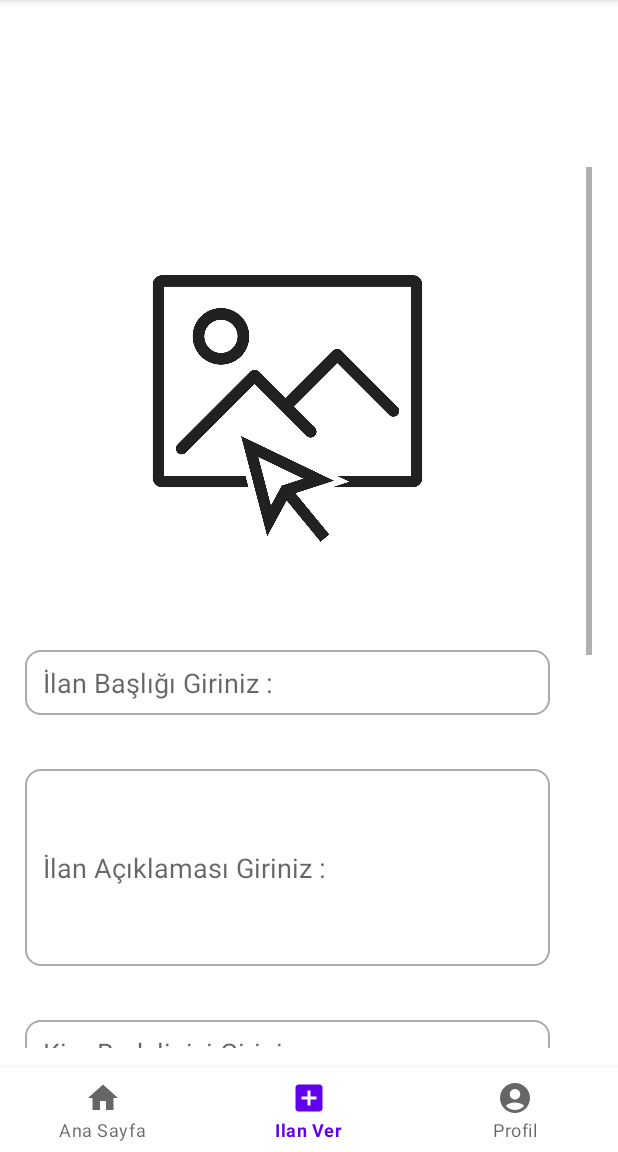
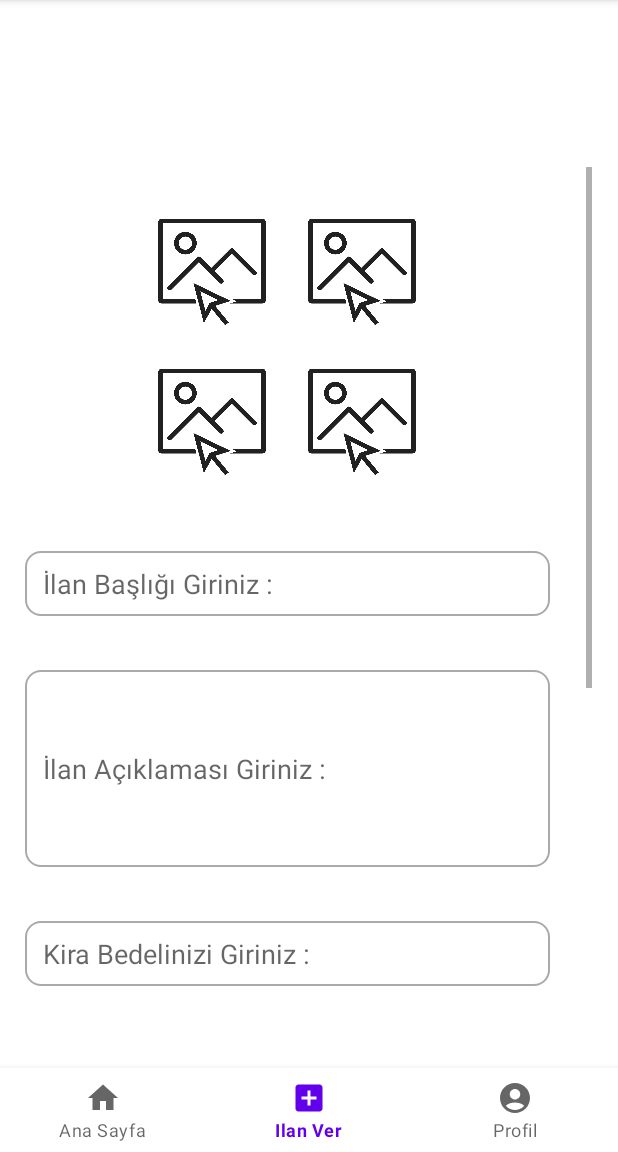
Before and after one commit to yusufaltunoymak/E-Kira, an Android app: the AddFragment screen opened through its navigation route, on a phone screen of 412 x 824 dp, the part 84-1236 px from its top. Run offline under Robolectric (Android 15) with nearby library versions, the phone set to English and light mode, and no system bars; our stand-ins replace Firebase (no records; nobody signed in at launch, a user with empty details on screens opened directly), Picasso, navigation-ui; network calls fail; pictures from the network do not load.

Commit message:
grid eklendi

```diff
--- a/app/src/main/java/com/example/splash/AddFragment.kt
+++ b/app/src/main/java/com/example/splash/AddFragment.kt
@@ -309,24 +309,39 @@ class AddFragment : Fragment() {
             if (result.resultCode == AppCompatActivity.RESULT_OK) {
                 val intentFromResult = result.data
                 if (intentFromResult != null) {
-                    selectedPicture = intentFromResult.data
+                    val clipData = intentFromResult.clipData
+                    if (clipData != null) {
+                        // Multiple images selected
+
+                        val count = clipData.itemCount
+                        val selectedPictures = mutableListOf<Uri>()
+                        for (i in 0 until count) {
+                            selectedPictures.add(clipData.getItemAt(i).uri)
+                        }
+                        // Handle selected pictures here
+                    } else {
+                        // Single image selected
+                        val selectedPicture = intentFromResult.data
                         try {
                             if (Build.VERSION.SDK_INT >= 28) {
                                 val source = ImageDecoder.createSource(
                                     requireActivity().contentResolver,
                                     selectedPicture!!
                                 )
-                            selectedBitmap = ImageDecoder.decodeBitmap(source)
+                                val selectedBitmap = ImageDecoder.decodeBitmap(source)
                                 binding.selectImage.setImageBitmap(selectedBitmap)
+
                             } else {
-                            selectedBitmap = MediaStore.Images.Media.getBitmap(
+                                val selectedBitmap = MediaStore.Images.Media.getBitmap(
                                     requireActivity().contentResolver,
                                     selectedPicture
                                 )
                                 binding.selectImage.setImageBitmap(selectedBitmap)
                             }
+                            // Handle selected picture here
                         } catch (e: IOException) {
                             e.printStackTrace()
+                        }
                     }
                 }
             }
@@ -336,7 +351,9 @@ class AddFragment : Fragment() {
         ) { result ->
             if (result) {
                 //permission granted
-                val intentToGallery = Intent(Intent.ACTION_PICK, MediaStore.Images.Media.EXTERNAL_CONTENT_URI)
+                val intentToGallery = Intent(Intent.ACTION_GET_CONTENT)
+                intentToGallery.type = "image/*"
+                intentToGallery.putExtra(Intent.EXTRA_ALLOW_MULTIPLE, true)
 
                 activityResultLauncher.launch(intentToGallery)
             } else {
--- a/app/src/main/res/layout/fragment_add.xml
+++ b/app/src/main/res/layout/fragment_add.xml
@@ -24,19 +24,66 @@
             android:orientation="vertical">
 
 
+            <GridLayout
+
+                android:layout_width="wrap_content"
+                android:layout_height="wrap_content"
+                android:layout_gravity="center"
+                android:layout_marginTop="20dp">
+
                 <ImageView
                     android:id="@+id/selectImage"
-                android:layout_width="350dp"
-                android:layout_height="250dp"
-                android:layout_marginStart="1dp"
-                android:layout_marginTop="36dp"
-                android:layout_marginEnd="1dp"
+                    android:layout_width="100dp"
+                    android:layout_height="100dp"
+                    android:src="@drawable/select"
+                    app:layout_constraintEnd_toEndOf="parent"
+                    app:layout_constraintHorizontal_bias="0.0"
+                    app:layout_constraintStart_toStartOf="parent"
+                    app:layout_constraintTop_toTopOf="parent"
+                    android:layout_row = "0"
+                    android:layout_column = "0"/>
+                <ImageView
+                    android:id="@+id/selectImage3"
+                    android:layout_width="100dp"
+                    android:layout_height="100dp"
+
+                    android:src="@drawable/select"
+                    app:layout_constraintEnd_toEndOf="parent"
+                    app:layout_constraintHorizontal_bias="0.0"
+                    app:layout_constraintStart_toStartOf="parent"
+                    app:layout_constraintTop_toTopOf="parent"
+                    android:layout_row = "0"
+                    android:layout_column = "1"
+                    />
+                <ImageView
+                    android:id="@+id/selectImage4"
+                    android:layout_width="100dp"
+                    android:layout_height="100dp"
+
+                    android:src="@drawable/select"
+                    app:layout_constraintEnd_toEndOf="parent"
+                    app:layout_constraintHorizontal_bias="0.0"
+                    app:layout_constraintStart_toStartOf="parent"
+                    app:layout_constraintTop_toTopOf="parent"
+                    android:layout_row = "1"
+                    android:layout_column = "0"
+                    />
+
+                <ImageView
+                    android:id="@+id/selectImage5"
+                    android:layout_width="100dp"
+                    android:layout_height="100dp"
+
+                    android:layout_row="1"
+                    android:layout_column="1"
                     android:src="@drawable/select"
                     app:layout_constraintEnd_toEndOf="parent"
                     app:layout_constraintHorizontal_bias="0.0"
                     app:layout_constraintStart_toStartOf="parent"
                     app:layout_constraintTop_toTopOf="parent" />
 
+
+            </GridLayout>
 
 
 
@@ -168,6 +215,8 @@
                 app:layout_constraintHorizontal_bias="0.498"
                 app:layout_constraintStart_toStartOf="parent" />
 
+
+
         </LinearLayout>
 
     </ScrollView>
```
Lines whose indentation alone changed are shown as unchanged.
